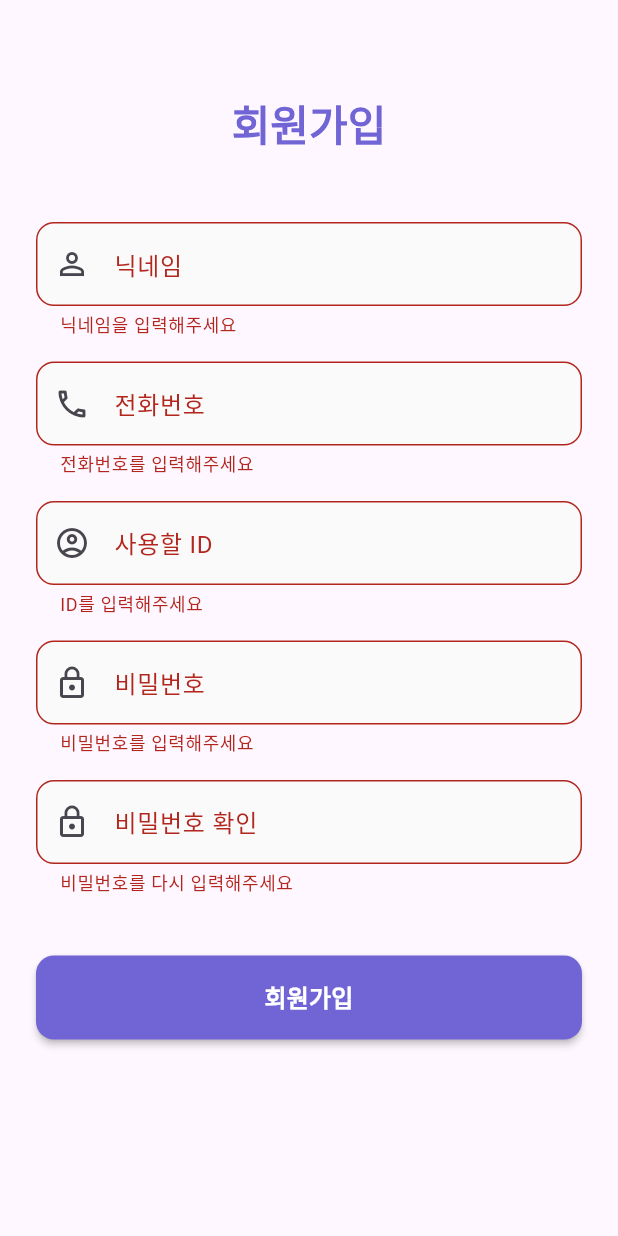
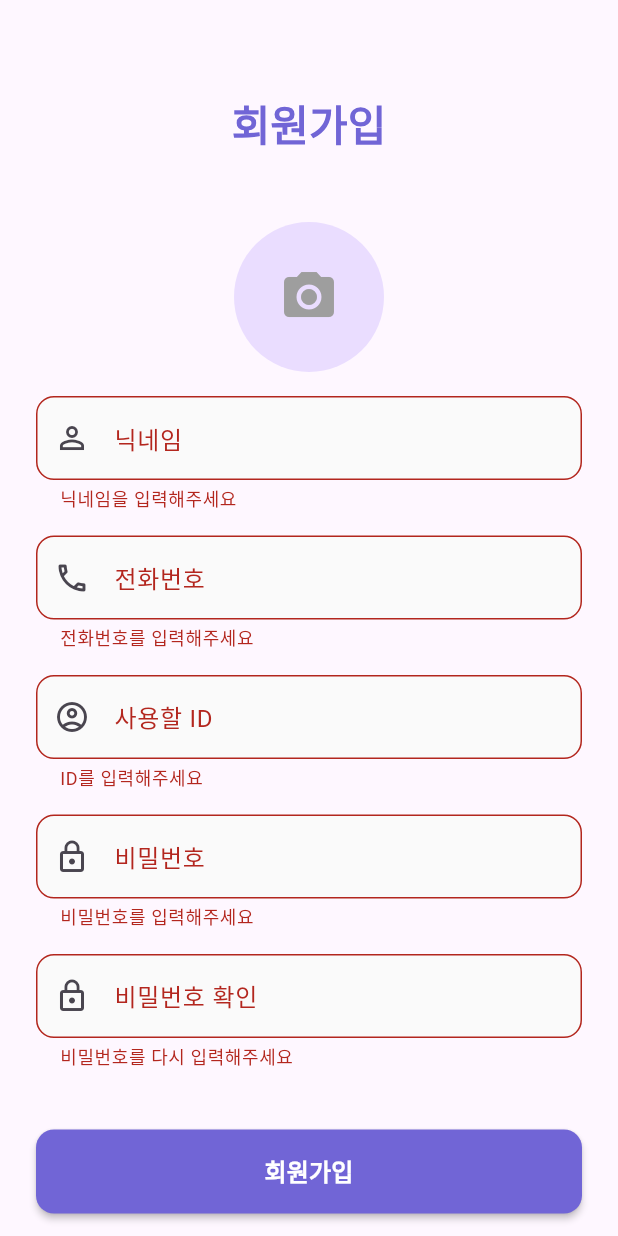
Before and after one commit to jinseok2101/iDress, a Flutter app: the SignupScreen screen opened by its route, after a tap on "회원가입", on a phone screen of 412 x 824 dp. Run offline on Flutter 3.47's test engine with Material 3 defaults, Android fonts, the light colour scheme and no system bars; our stand-ins replace firebase_auth, firebase_core, firebase_database, firebase_messaging, firebase_storage, flutter_riverpod and 4 more; missing offline and left inert: kakao_flutter_sdk_user; accounts and stored records are empty.

Commit message:
로컬 변경사항 저장

```diff
--- a/lib/screens/authentication/signup_screen.dart
+++ b/lib/screens/authentication/signup_screen.dart
@@ -1,10 +1,13 @@
+import 'dart:io';
+
 import 'package:flutter/material.dart';
 import 'package:flutter_riverpod/flutter_riverpod.dart';
 import 'package:go_router/go_router.dart';
 import 'package:firebase_database/firebase_database.dart';
 import 'package:firebase_auth/firebase_auth.dart';
+import 'package:firebase_storage/firebase_storage.dart';
+import 'package:image_picker/image_picker.dart';
 import 'package:last3/screens/authentication/auth_service.dart';
-
 
 class SignupScreen extends ConsumerStatefulWidget {
   const SignupScreen({super.key});
@@ -13,13 +16,13 @@ class SignupScreen extends ConsumerStatefulWidget {
   ConsumerState<SignupScreen> createState() => _SignupScreenState();
 }
 
-// Firebase Realtime Database에 사용자 정보 저장 함수
 Future<void> saveUserToFirebase({
   required String uid,
   required String username,
   required String phone,
   String? id,
   String? passwordHash,
+  String? profileImageUrl,
 }) async {
   final databaseRef = FirebaseDatabase.instance.ref("users/$uid");
   final timestamp = DateTime.now().toIso8601String();
@@ -27,10 +30,19 @@ Future<void> saveUserToFirebase({
   await databaseRef.set({
     "username": username,
     "phone": phone,
-    if (id != null) "id": id, // 일반 로그인 사용자만 저장
-    if (passwordHash != null) "passwordHash": passwordHash, // 일반 로그인 사용자만 저장
+    if (id != null) "id": id,
+    if (passwordHash != null) "passwordHash": passwordHash,
+    if (profileImageUrl != null) "profileImageUrl": profileImageUrl,
     "createdAt": timestamp,
   });
+}
+
+Future<String> uploadProfileImage(File imageFile) async {
+  final storageRef = FirebaseStorage.instance.ref();
+  final fileName = 'profile_images/${DateTime.now().millisecondsSinceEpoch}.jpg';
+  final uploadTask = storageRef.child(fileName).putFile(imageFile);
+  final snapshot = await uploadTask;
+  return await snapshot.ref.getDownloadURL();
 }
 
 class _SignupScreenState extends ConsumerState<SignupScreen> {
@@ -41,7 +53,9 @@ class _SignupScreenState extends ConsumerState<SignupScreen> {
   final _passwordController = TextEditingController();
   final _confirmPasswordController = TextEditingController();
 
+  File? _selectedImage;
   bool _isLoading = false;
+  bool _isUploadingImage = false;
 
   @override
   void dispose() {
@@ -51,6 +65,17 @@ class _SignupScreenState extends ConsumerState<SignupScreen> {
     _passwordController.dispose();
     _confirmPasswordController.dispose();
     super.dispose();
+  }
+
+  Future<void> _pickImage() async {
+    final picker = ImagePicker();
+    final pickedFile = await picker.pickImage(source: ImageSource.gallery);
+
+    if (pickedFile != null) {
+      setState(() {
+        _selectedImage = File(pickedFile.path);
+      });
+    }
   }
 
   Future<void> _submitForm() async {
@@ -64,15 +89,22 @@ class _SignupScreenState extends ConsumerState<SignupScreen> {
         throw Exception('사용자가 인증되지 않았습니다.');
       }
 
-      final uid = user.uid; // Firebase Authentication에서 고유 UID 가져오기
+      String? profileImageUrl;
+      if (_selectedImage != null) {
+        setState(() => _isUploadingImage = true);
+        profileImageUrl = await uploadProfileImage(_selectedImage!);
+        setState(() => _isUploadingImage = false);
+      }
+
+      final uid = user.uid;
       await saveUserToFirebase(
         uid: uid,
         username: _usernameController.text,
         phone: _phoneController.text,
         id: _idController.text,
-        passwordHash: Auth().hashPassword(_passwordController.text), // 비밀번호 해시 추가 필요
+        passwordHash: Auth().hashPassword(_passwordController.text),
+        profileImageUrl: profileImageUrl,
       );
-      debugPrint('회원가입: 저장된 해시 비밀번호 = ${Auth().hashPassword(_passwordController.text)}');
 
       if (mounted) {
         context.go('/home');
@@ -110,6 +142,23 @@ class _SignupScreenState extends ConsumerState<SignupScreen> {
                     textAlign: TextAlign.center,
                   ),
                   const SizedBox(height: 48),
+                  GestureDetector(
+                    onTap: _pickImage,
+                    child: CircleAvatar(
+                      radius: 50,
+                      backgroundImage:
+                      _selectedImage != null ? FileImage(_selectedImage!) : null,
+                      child: _selectedImage == null
+                          ? const Icon(Icons.camera_alt, size: 40, color: Colors.grey)
+                          : null,
+                    ),
+                  ),
+                  if (_isUploadingImage)
+                    const Padding(
+                      padding: EdgeInsets.symmetric(vertical: 16.0),
+                      child: CircularProgressIndicator(),
+                    ),
+                  const SizedBox(height: 16),
                   _buildInputField(
                     controller: _usernameController,
                     label: '닉네임',
@@ -138,7 +187,7 @@ class _SignupScreenState extends ConsumerState<SignupScreen> {
                       if (value == null || value.isEmpty) {
                         return '전화번호를 입력해주세요';
                       }
-                      final phoneRegExp = RegExp(r'^\d{3}-\d{3,4}-\d{4}$');
+                      final phoneRegExp = RegExp(r'^\\d{3}-\\d{3,4}-\\d{4}\$');
                       if (!phoneRegExp.hasMatch(value)) {
                         return '올바른 전화번호 형식이 아닙니다';
                       }
```
Also changed, not shown: assets/images/logo.png (added).
